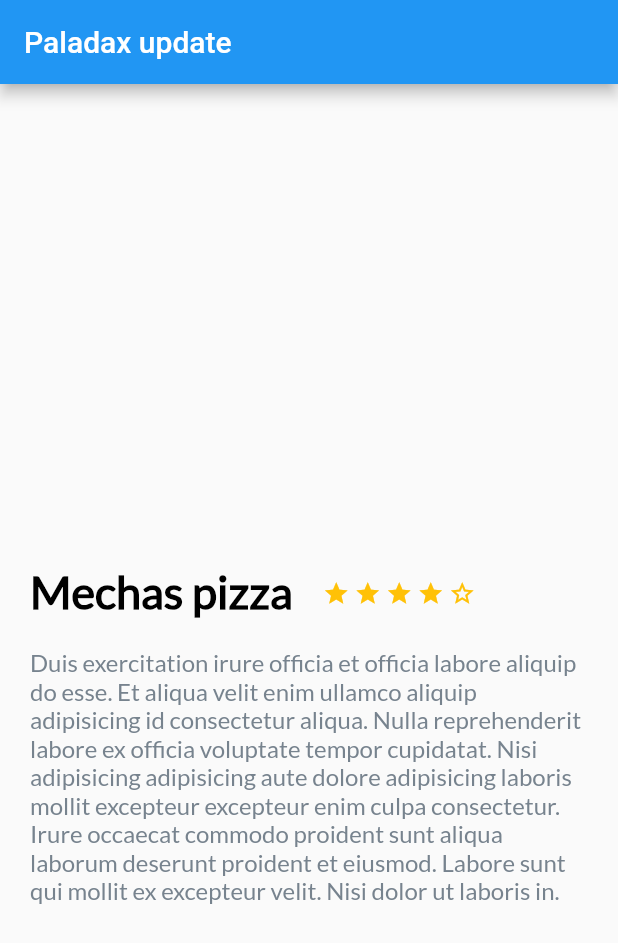
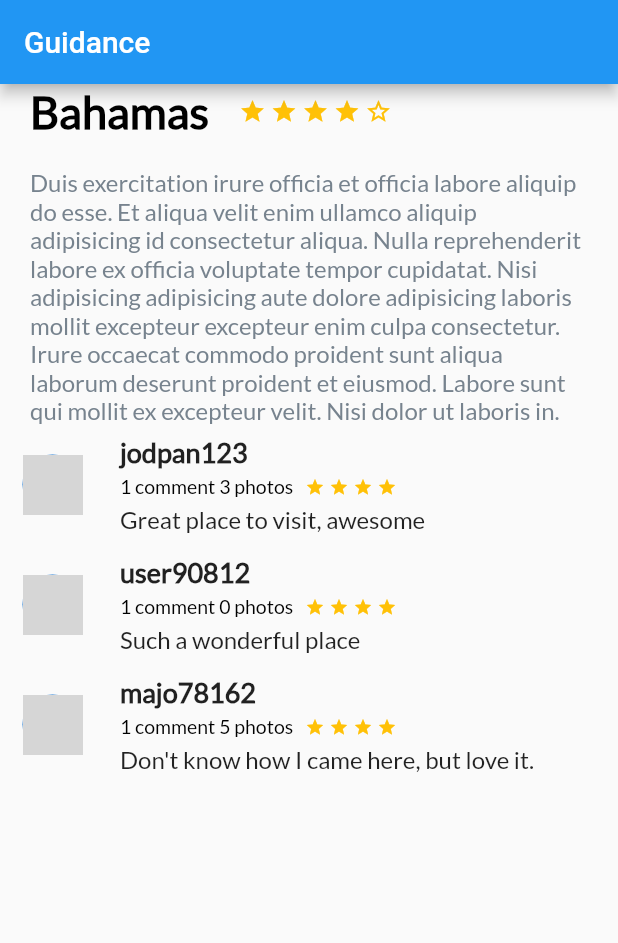
Before and after one commit to JuanFCVal/Flutter, a Flutter app: the screen it shows after launch, on a phone screen of 412 x 824 dp. Shown: the top 943 px of the screen. Run offline on Flutter 3.47's test engine with Material 2 defaults, Android fonts, the phone set to English and light mode, and no system bars; network calls fail; grey boxes are pictures that could not be loaded.

Commit message:
Bottom side ready

```diff
--- a/lib/description_place.dart
+++ b/lib/description_place.dart
@@ -11,7 +11,7 @@ class DescriptionPlace extends StatelessWidget {
   Widget build(BuildContext context) {
     final border_star = Container(
         margin: EdgeInsets.only(
-          top: 323.0,
+          // top: 323.0,
           right: 3.0,
         ),
         child: Icon(
@@ -22,7 +22,7 @@ class DescriptionPlace extends StatelessWidget {
 
     final half_star = Container(
         margin: EdgeInsets.only(
-          top: 323.0,
+          //  top: 323.0,
           right: 3.0,
         ),
         child: Icon(
@@ -46,7 +46,7 @@ class DescriptionPlace extends StatelessWidget {
 
     final star = Container(
         margin: EdgeInsets.only(
-          top: 323.0,
+          //   top: 323.0,
           right: 3.0,
         ),
         child: Icon(
@@ -58,7 +58,7 @@ class DescriptionPlace extends StatelessWidget {
     final title_stars = Row(children: <Widget>[
       Container(
         margin: EdgeInsets.only(
-          top: 320.0,
+          //     top: 320.0,
           left: 20.0,
           right: 20.0,
         ), //Crear un margen especifico
--- a/lib/main.dart
+++ b/lib/main.dart
@@ -1,5 +1,6 @@
 import 'package:FlutterUniversity/description_place.dart';
 import 'package:flutter/material.dart';
+import 'reviewlist.dart';
 
 void main() {
   runApp(MyApp());
@@ -30,10 +31,15 @@ class MyApp extends StatelessWidget {
         ),
         home: Scaffold(
           appBar: AppBar(
-            title: Text("Paladax update"),
+            title: Text("Guidance"),
           ),
-          body: new DescriptionPlace("Mechas pizza", 4,
-              "Duis exercitation irure officia et officia labore aliquip do esse. Et aliqua velit enim ullamco aliquip adipisicing id consectetur aliqua. Nulla reprehenderit labore ex officia voluptate tempor cupidatat. Nisi adipisicing adipisicing aute dolore adipisicing laboris mollit excepteur excepteur enim culpa consectetur. Irure occaecat commodo proident sunt aliqua laborum deserunt proident et eiusmod. Labore sunt qui mollit ex excepteur velit. Nisi dolor ut laboris in."),
+          body: Column(
+            children: <Widget>[
+              new DescriptionPlace("Bahamas", 4,
+                  "Duis exercitation irure officia et officia labore aliquip do esse. Et aliqua velit enim ullamco aliquip adipisicing id consectetur aliqua. Nulla reprehenderit labore ex officia voluptate tempor cupidatat. Nisi adipisicing adipisicing aute dolore adipisicing laboris mollit excepteur excepteur enim culpa consectetur. Irure occaecat commodo proident sunt aliqua laborum deserunt proident et eiusmod. Labore sunt qui mollit ex excepteur velit. Nisi dolor ut laboris in."),
+              new Reviewlist(),
+            ],
+          ),
         )
 
         //MyHomePage(title: 'Flutter Demo Home Page'),
--- /dev/null
+++ b/lib/review.dart
@@ -0,0 +1,91 @@
+import 'package:flutter/material.dart';
+
+class Review extends StatelessWidget {
+  String pathImage =
+      ("https://www.pixelite.co.nz/content/images/size/w2000/2019/09/mateo-avila-chinchilla-x_8oJhYU31k-unsplash.jpg");
+  String name = "Peter Parker";
+  String detail = "2 reviews 3 photos";
+  String comment = "Un genial lugar para comer";
+  Review(this.pathImage, this.name, this.detail, this.comment);
+  @override
+  Widget build(BuildContext context) {
+    final photo = Container(
+      child: CircleAvatar(
+        backgroundImage: NetworkImage(pathImage),
+        radius: 25.0,
+      ),
+      width: 40,
+      height: 40,
+      margin: EdgeInsets.only(top: 20, right: 10, left: 15, bottom: 20),
+      alignment: Alignment.center,
+    );
+
+    final userName = Container(
+      margin: EdgeInsets.only(
+        left: 15,
+      ),
+      child: Text(
+        name,
+        textAlign: TextAlign.left,
+        style: TextStyle(
+            fontFamily: "Lato", fontSize: 18, fontWeight: FontWeight.bold),
+      ),
+    );
+    final star = Container(
+        margin: EdgeInsets.only(
+          //   top: 323.0,
+          right: 3.0,
+        ),
+        child: Icon(
+          Icons.star,
+          color: Colors.amber,
+          size: 13,
+        ));
+
+    final userInfo = Row(children: <Widget>[
+      Container(
+        margin: EdgeInsets.only(
+          left: 15,
+          top: 4,
+          bottom: 4,
+          right: 8,
+        ),
+        child: Text(
+          detail,
+          textAlign: TextAlign.left,
+          style: TextStyle(
+            fontFamily: "Lato",
+            fontSize: 13,
+            color: Colors.black,
+          ),
+        ),
+      ),
+      Row(
+        children: <Widget>[star, star, star, star],
+      ),
+    ]);
+
+    final userComment = Container(
+      margin: EdgeInsets.only(
+        left: 15,
+      ),
+      child: Text(
+        comment,
+        textAlign: TextAlign.left,
+        style: TextStyle(
+          fontFamily: "Lato",
+          fontSize: 16,
+        ),
+      ),
+    );
+
+    final userDetails = Column(
+      crossAxisAlignment: CrossAxisAlignment.start, //Aliniar a la izquierda
+      children: <Widget>[userName, userInfo, userComment],
+    );
+
+    return Row(
+      children: <Widget>[photo, userDetails],
+    );
+  }
+}
--- /dev/null
+++ b/lib/reviewlist.dart
@@ -0,0 +1,28 @@
+import 'package:flutter/material.dart';
+import 'review.dart';
+
+class Reviewlist extends StatelessWidget {
+  @override
+  Widget build(BuildContext context) {
+    final list = Column(
+      children: <Widget>[
+        new Review(
+            "https://www.pixelite.co.nz/content/images/size/w2000/2019/09/mateo-avila-chinchilla-x_8oJhYU31k-unsplash.jpg",
+            "jodpan123",
+            "1 comment 3 photos",
+            "Great place to visit, awesome"),
+        new Review(
+            "https://cdn3.iconfinder.com/data/icons/avatars-round-flat/33/avat-01-512.png",
+            "user90812",
+            "1 comment 0 photos",
+            "Such a wonderful place"),
+        new Review(
+            "https://eslamoda.com/wp-content/uploads/sites/2/2018/12/para-perfil.png",
+            "majo78162",
+            "1 comment 5 photos",
+            "Don't know how I came here, but love it."),
+      ],
+    );
+    return list;
+  }
+}
```
